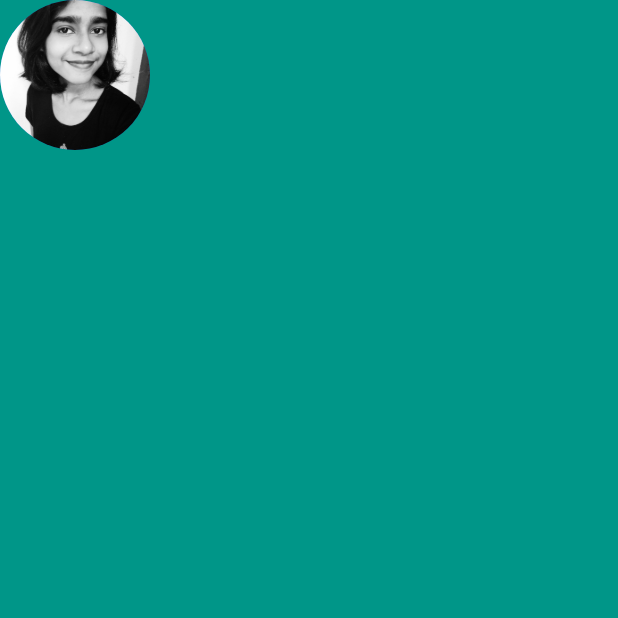
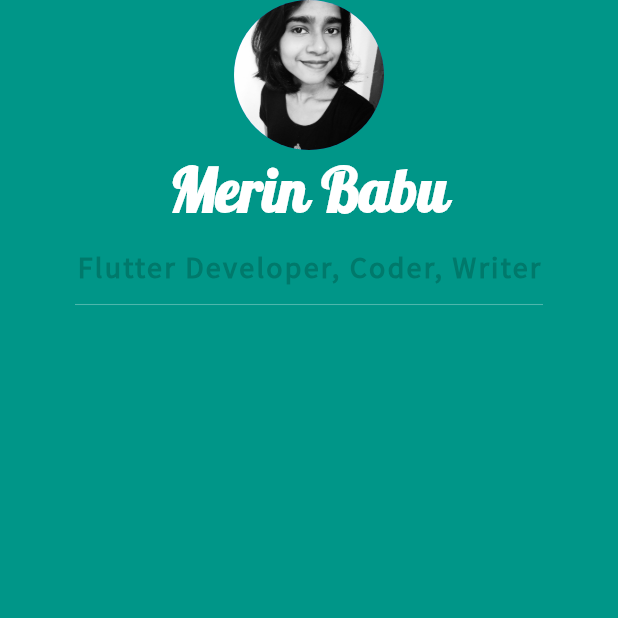
Before and after one commit to MerinBabu/profile_card, a Flutter app: the screen it shows after launch, on a phone screen of 412 x 824 dp, the top half of it. Run offline on Flutter 3.47's test engine with Material 2 defaults, Android fonts, the phone set to English and light mode, and no system bars.

Commit message:
added more content

```diff
--- a/lib/main.dart
+++ b/lib/main.dart
@@ -14,8 +14,38 @@ class MyApp extends StatelessWidget {
               children: <Widget>[
                 CircleAvatar(
                   radius: 50.0,
-                  backgroundImage: AssetImage('assets/merin.png'),
-                )
+                  backgroundImage: AssetImage('assets/images/merin.png'),
+                ),
+                Text(
+                    "Merin Babu",
+                    style: TextStyle(
+                      fontFamily: 'Galada',
+                      color: Colors.white,
+                      fontSize: 40.0,
+                      fontWeight: FontWeight.bold,
+                    ),
+                ),
+                Text(
+                  'Flutter Developer, Coder, Writer',
+                   style: TextStyle(
+                     fontFamily: 'SourceSansPro',
+                     color: Colors.teal[700],
+                     fontSize: 20.0,
+                     letterSpacing:1.5,
+                     fontWeight: FontWeight.bold,
+                   ),
+
+                ),
+                SizedBox(height:5,),
+                Divider(
+                  color:Colors.white30,
+                  thickness: 0.7,
+                  indent: 50.0,
+                  endIndent: 50.0,
+                ),
+                Container(
+                  color: Colors.white,
+                ),
               ],
             )),
       ),
```
Also changed, not shown: pubspec.yaml (+8 -5 lines), assets/fonts/Galada-Regular.ttf (added), assets/fonts/SourceSansPro-Regular.ttf (added), assets/images/merin.png (renamed from assets/merin.png).
